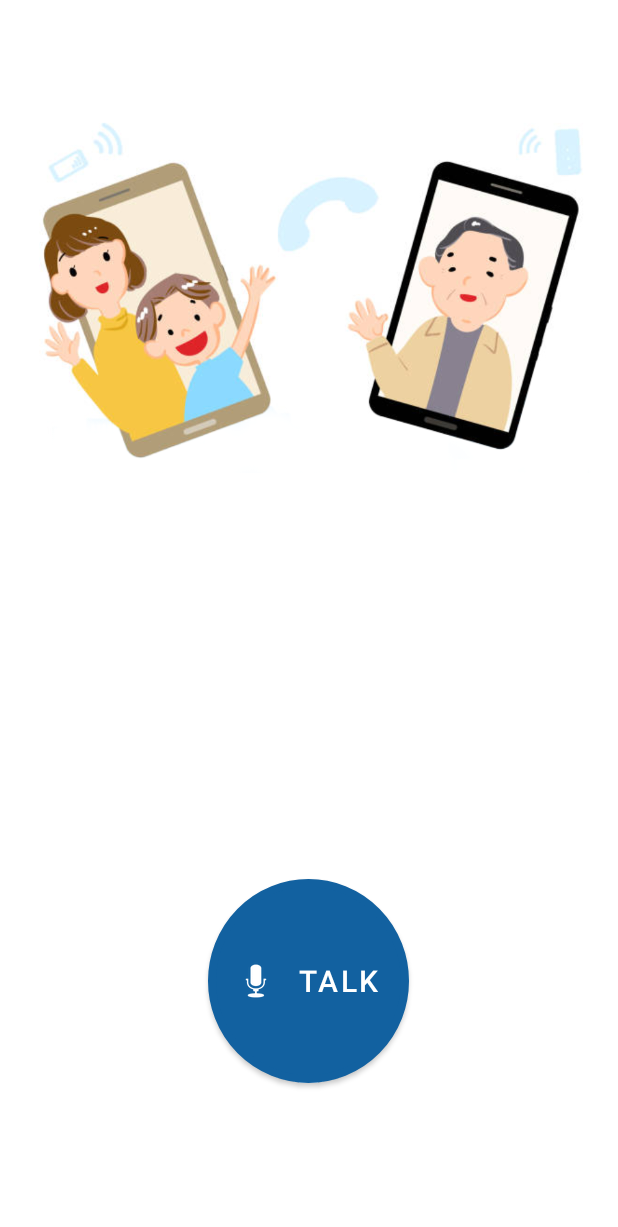
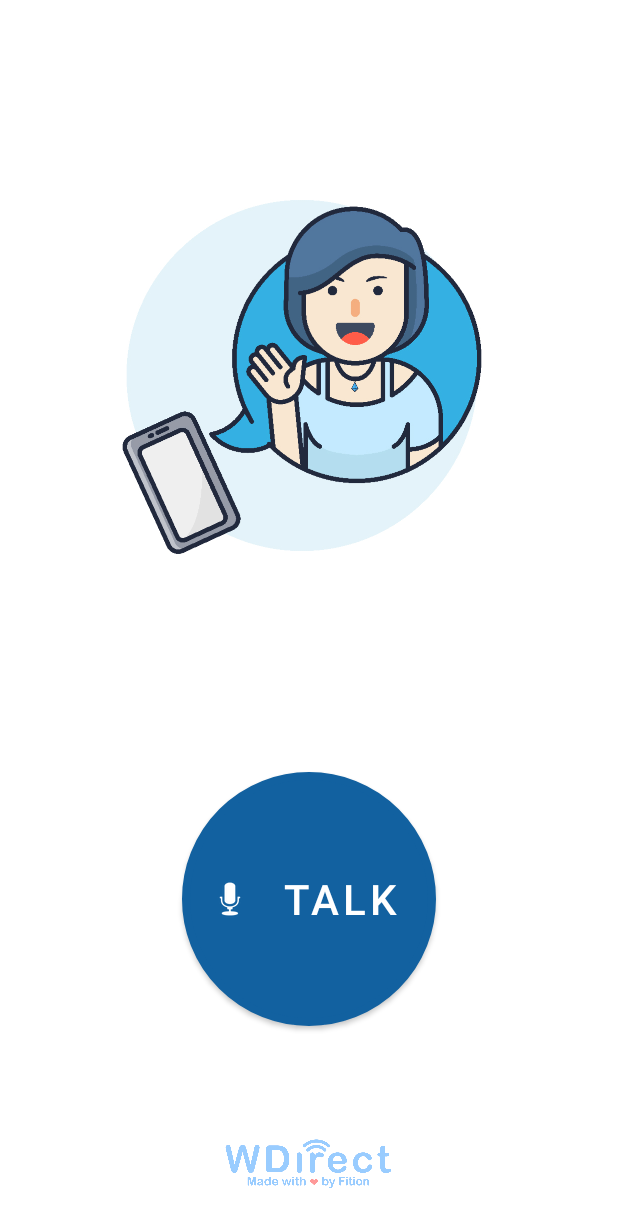
Before and after one commit to hiranlowe/WDirect, an Android app: the TalkingActivity screen opened directly, with no data from a screen before it, on a phone screen of 412 x 824 dp. Shown: the top 1227 px of the screen. Run offline under Robolectric (Android 15) with nearby library versions, the phone set to English and light mode, and no system bars; 1 statement that could not run was skipped.

Commit message:
Add files

```diff
--- a/app/src/main/java/com/fition/wdirect/MainActivity.java
+++ b/app/src/main/java/com/fition/wdirect/MainActivity.java
@@ -68,6 +68,7 @@ public class MainActivity extends AppCompatActivity {
             getSupportActionBar().hide();
         }
         super.onCreate(savedInstanceState);
+
         setContentView(R.layout.activity_main);
 
         getPermissions();
--- a/app/src/main/res/layout/activity_talk.xml
+++ b/app/src/main/res/layout/activity_talk.xml
@@ -8,27 +8,39 @@
 
     <Button
         android:id="@+id/start_talking"
-        android:layout_width="134dp"
-        android:layout_height="136dp"
+        android:layout_width="169dp"
+        android:layout_height="169dp"
         android:layout_alignParentBottom="true"
         android:layout_centerHorizontal="true"
-        android:layout_marginBottom="102dp"
+        android:layout_marginBottom="140dp"
         android:background="@drawable/rounded_button"
         android:text="TALK"
-        android:textSize="20sp"
+        android:textSize="28sp"
         app:icon="@android:drawable/ic_btn_speak_now" />
 
     <ImageView
         android:id="@+id/imageView"
-        android:layout_width="384dp"
-        android:layout_height="243dp"
+        android:layout_width="398dp"
+        android:layout_height="286dp"
+        android:layout_above="@+id/start_talking"
         android:layout_alignParentStart="true"
         android:layout_alignParentTop="true"
         android:layout_alignParentEnd="true"
-        android:layout_marginStart="14dp"
-        android:layout_marginTop="72dp"
-        android:layout_marginEnd="13dp"
-        app:srcCompat="@drawable/cover" />
+        android:layout_marginStart="2dp"
+        android:layout_marginTop="61dp"
+        android:layout_marginEnd="11dp"
+        android:layout_marginBottom="75dp"
+        app:srcCompat="@drawable/cover1" />
+
+    <ImageView
+        android:id="@+id/imageView4"
+        android:layout_width="116dp"
+        android:layout_height="185dp"
+        android:layout_alignParentBottom="true"
+        android:layout_centerHorizontal="true"
+        android:layout_marginBottom="-44dp"
+        android:alpha="0.4"
+        app:srcCompat="@drawable/wdirect_cover" />
 
 
 </RelativeLayout>
```
Also changed, not shown: app/src/main/res/layout/activity_peer.xml (deleted, +0 -10 lines), app/src/main/res/layout/activity_welcome.xml (deleted, +0 -68 lines), app/src/main/res/layout/activity_welcome2.xml (deleted, +0 -9 lines), app/src/main/res/drawable/icon.png (deleted).
